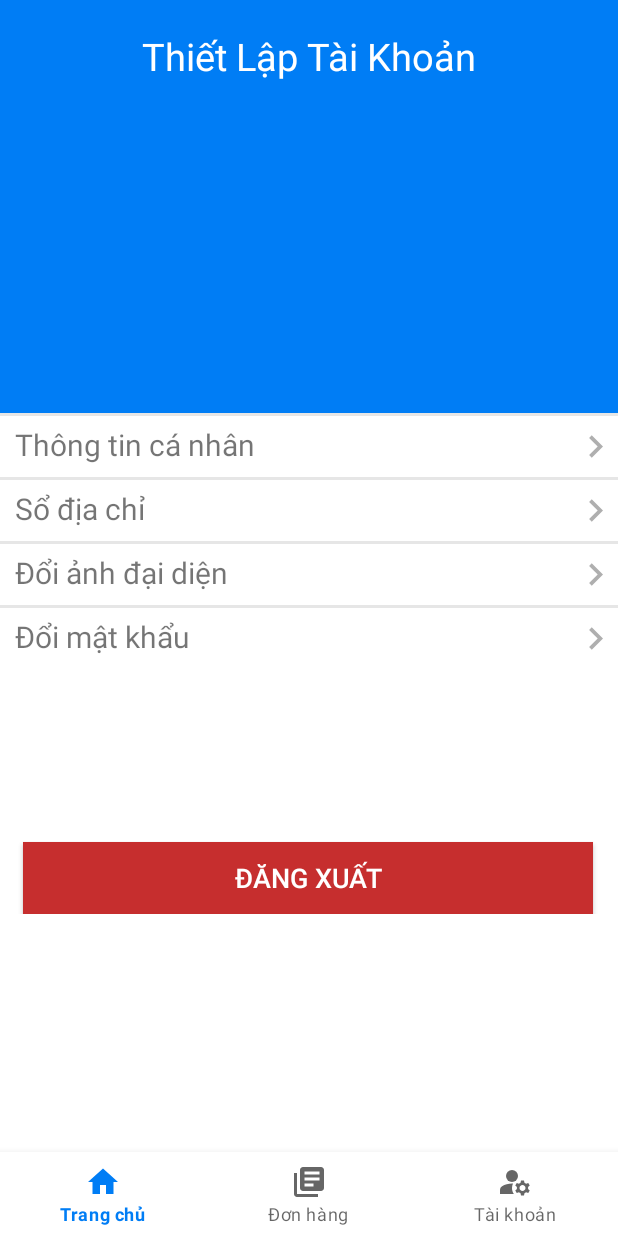
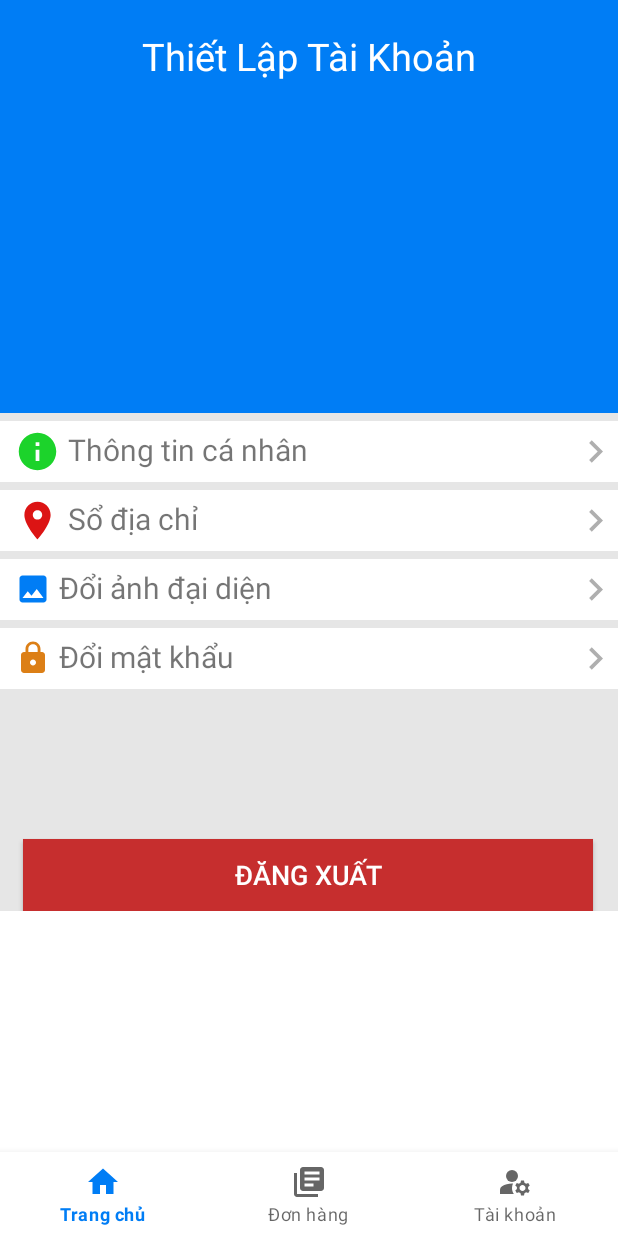
Before and after one commit to MinhQuan992/Mobile-Programming-Final-Project, an Android app: the fragment AccountFragment placed in its activity, on a phone screen of 412 x 824 dp. Run offline under Robolectric (Android 15) with nearby library versions, the phone set to English and light mode, and no system bars; 6 statements that could not run were skipped.

Commit message:
Add functions to see profile, change avatar, change password and sign out

```diff
--- a/app/src/main/AndroidManifest.xml
+++ b/app/src/main/AndroidManifest.xml
@@ -19,7 +19,9 @@
         android:roundIcon="@mipmap/ic_launcher_round"
         android:supportsRtl="true"
         android:theme="@style/Theme.FinalProject">
-        <activity android:name=".SeeProductDetailsActivity"></activity>
+        <activity android:name=".ChangePasswordActivity"></activity>
+        <activity android:name=".SeeInfoActivity" />
+        <activity android:name=".SeeProductDetailsActivity" />
         <activity android:name=".SeeProductsActivity" />
         <activity android:name=".HomeActivity" />
         <activity android:name=".ResetPassStepFourActivity" />
--- a/app/src/main/java/hcmute/edu/vn/mssv18110344/AccountFragment.java
+++ b/app/src/main/java/hcmute/edu/vn/mssv18110344/AccountFragment.java
@@ -1,5 +1,8 @@
 package hcmute.edu.vn.mssv18110344;
 
+import android.app.AlertDialog;
+import android.content.DialogInterface;
+import android.content.Intent;
 import android.graphics.Bitmap;
 import android.graphics.BitmapShader;
 import android.graphics.Canvas;
@@ -7,6 +10,7 @@ import android.graphics.Paint;
 import android.graphics.Shader;
 import android.os.Bundle;
 
+import androidx.appcompat.widget.AppCompatButton;
 import androidx.fragment.app.Fragment;
 
 import android.view.LayoutInflater;
@@ -14,9 +18,12 @@ import android.view.View;
 import android.view.ViewGroup;
 import android.widget.ImageView;
 import android.widget.TextView;
+import android.widget.Toast;
 
 import hcmute.edu.vn.mssv18110344.bean.User;
+import hcmute.edu.vn.mssv18110344.utility.DatabaseHandler;
 import hcmute.edu.vn.mssv18110344.utility.DbBitmapUtility;
+import hcmute.edu.vn.mssv18110344.utility.ImagePickerUtility;
 
 /**
  * A simple {@link Fragment} subclass.
@@ -27,7 +34,12 @@ public class AccountFragment extends Fragment {
 
     View view;
     ImageView imgAvatar;
-    TextView txtFullName;
+    TextView txtFullName, showInfo, showAddress, changeAvt, changePassword;
+    AppCompatButton btnSignOut;
+    AlertDialog.Builder builder;
+    Bitmap avt;
+    User user;
+    DatabaseHandler db;
 
     // TODO: Rename parameter arguments, choose names that match
     // the fragment initialization parameters, e.g. ARG_ITEM_NUMBER
@@ -77,8 +89,15 @@ public class AccountFragment extends Fragment {
 
         imgAvatar = view.findViewById(R.id.imgAvatar);
         txtFullName = view.findViewById(R.id.txtFullName);
+        showInfo = view.findViewById(R.id.showInfo);
+        showAddress = view.findViewById(R.id.showAddress);
+        changeAvt = view.findViewById(R.id.changeAvt);
+        changePassword = view.findViewById(R.id.changePassword);
+        btnSignOut = view.findViewById(R.id.btnSignOut);
 
-        User user = (User) getActivity().getIntent().getSerializableExtra("user");
+        user = (User) getActivity().getIntent().getSerializableExtra("user");
+        db = new DatabaseHandler(getContext());
+        db.openDataBase();
 
         Bitmap avt = DbBitmapUtility.getImage(user.getAvatar());
         Bitmap circleBitmap = Bitmap.createBitmap(avt.getWidth(), avt.getHeight(), Bitmap.Config.ARGB_8888);
@@ -93,6 +112,88 @@ public class AccountFragment extends Fragment {
         imgAvatar.setImageBitmap(circleBitmap);
         txtFullName.setText(user.getFullName());
 
+        showInfo.setOnClickListener(new View.OnClickListener() {
+            @Override
+            public void onClick(View v) {
+                Intent intent = new Intent(getContext(), SeeInfoActivity.class);
+                intent.putExtra("user", user);
+                startActivity(intent);
+            }
+        });
+
+        changeAvt.setOnClickListener(new View.OnClickListener() {
+            @Override
+            public void onClick(View v) {
+                Intent chooseImageIntent = ImagePickerUtility.getPickImageIntent(getContext());
+                startActivityForResult(chooseImageIntent, 0);
+            }
+        });
+
+        changePassword.setOnClickListener(new View.OnClickListener() {
+            @Override
+            public void onClick(View v) {
+                Intent intent = new Intent(getContext(), ChangePasswordActivity.class);
+                intent.putExtra("user", user);
+                startActivity(intent);
+            }
+        });
+
+        btnSignOut.setOnClickListener(new View.OnClickListener() {
+            @Override
+            public void onClick(View v) {
+                builder = new AlertDialog.Builder(getContext());
+                builder.setMessage("Bạn chắc chắn muốn đăng xuất?")
+                        .setCancelable(false)
+                        .setPositiveButton("CÓ", new DialogInterface.OnClickListener() {
+                            @Override
+                            public void onClick(DialogInterface dialog, int which) {
+                                Intent intent = new Intent(getContext(), MainActivity.class);
+                                getActivity().finish();
+                                startActivity(intent);
+                            }
+                        })
+                        .setNegativeButton("KHÔNG", new DialogInterface.OnClickListener() {
+                            @Override
+                            public void onClick(DialogInterface dialog, int which) {
+                                dialog.cancel();
+                            }
+                        });
+
+                AlertDialog alertDialog = builder.create();
+                alertDialog.setTitle("Thông báo");
+                alertDialog.show();
+            }
+        });
+
         return view;
     }
+
+    @Override
+    public void onActivityResult(int requestCode, int resultCode, Intent data) {
+        switch(requestCode) {
+            case 0:
+                avt = ImagePickerUtility.getImageFromResult(getContext(), resultCode, data);
+                if (avt == null)
+                    return;
+
+                Bitmap circleBitmap = Bitmap.createBitmap(avt.getWidth(), avt.getHeight(), Bitmap.Config.ARGB_8888);
+
+                BitmapShader shader = new BitmapShader (avt,  Shader.TileMode.CLAMP, Shader.TileMode.CLAMP);
+                Paint paint = new Paint();
+                paint.setShader(shader);
+                paint.setAntiAlias(true);
+                Canvas c = new Canvas(circleBitmap);
+                c.drawCircle(avt.getWidth()/2, avt.getHeight()/2, avt.getWidth()/2, paint);
+
+                imgAvatar.setImageBitmap(circleBitmap);
+
+                user.setAvatar(DbBitmapUtility.getString(avt));
+                db.updateUser(user);
+                Toast.makeText(getContext(), "Đổi ảnh đại diện thành công!", Toast.LENGTH_LONG).show();
+                break;
+            default:
+                super.onActivityResult(requestCode, resultCode, data);
+                break;
+        }
+    }
 }
--- a/app/src/main/java/hcmute/edu/vn/mssv18110344/HomeActivity.java
+++ b/app/src/main/java/hcmute/edu/vn/mssv18110344/HomeActivity.java
@@ -39,8 +39,6 @@ public class HomeActivity extends AppCompatActivity {
         setContentView(R.layout.activity_home);
         getSupportActionBar().hide();
 
-        User user = (User) getIntent().getSerializableExtra("user");
-
         bottomNav = findViewById(R.id.bottom_nav);
         fragment_container = findViewById(R.id.fragment_container);
 
--- a/app/src/main/java/hcmute/edu/vn/mssv18110344/RegisterStepFourActivity.java
+++ b/app/src/main/java/hcmute/edu/vn/mssv18110344/RegisterStepFourActivity.java
@@ -125,6 +125,9 @@ public class RegisterStepFourActivity extends AppCompatActivity {
         switch(requestCode) {
             case 0:
                 avt = ImagePickerUtility.getImageFromResult(this, resultCode, data);
+                if (avt == null)
+                    return;
+
                 Bitmap circleBitmap = Bitmap.createBitmap(avt.getWidth(), avt.getHeight(), Bitmap.Config.ARGB_8888);
 
                 BitmapShader shader = new BitmapShader (avt,  Shader.TileMode.CLAMP, Shader.TileMode.CLAMP);
--- /dev/null
+++ b/app/src/main/res/drawable/ic_baseline_image_24.xml
@@ -0,0 +1,5 @@
+<vector android:height="24dp" android:tint="#007DF5"
+    android:viewportHeight="24" android:viewportWidth="24"
+    android:width="24dp" xmlns:android="http://schemas.android.com/apk/res/android">
+    <path android:fillColor="@android:color/white" android:pathData="M21,19V5c0,-1.1 -0.9,-2 -2,-2H5c-1.1,0 -2,0.9 -2,2v14c0,1.1 0.9,2 2,2h14c1.1,0 2,-0.9 2,-2zM8.5,13.5l2.5,3.01L14.5,12l4.5,6H5l3.5,-4.5z"/>
+</vector>
--- /dev/null
+++ b/app/src/main/res/drawable/ic_baseline_info_24.xml
@@ -0,0 +1,5 @@
+<vector android:height="30dp" android:tint="#1CD32B"
+    android:viewportHeight="24" android:viewportWidth="24"
+    android:width="30dp" xmlns:android="http://schemas.android.com/apk/res/android">
+    <path android:fillColor="@android:color/white" android:pathData="M12,2C6.48,2 2,6.48 2,12s4.48,10 10,10 10,-4.48 10,-10S17.52,2 12,2zM13,17h-2v-6h2v6zM13,9h-2L11,7h2v2z"/>
+</vector>
--- /dev/null
+++ b/app/src/main/res/drawable/ic_baseline_location_on_24.xml
@@ -0,0 +1,5 @@
+<vector android:height="30dp" android:tint="#DC1414"
+    android:viewportHeight="24" android:viewportWidth="24"
+    android:width="30dp" xmlns:android="http://schemas.android.com/apk/res/android">
+    <path android:fillColor="@android:color/white" android:pathData="M12,2C8.13,2 5,5.13 5,9c0,5.25 7,13 7,13s7,-7.75 7,-13c0,-3.87 -3.13,-7 -7,-7zM12,11.5c-1.38,0 -2.5,-1.12 -2.5,-2.5s1.12,-2.5 2.5,-2.5 2.5,1.12 2.5,2.5 -1.12,2.5 -2.5,2.5z"/>
+</vector>
--- /dev/null
+++ b/app/src/main/res/drawable/ic_baseline_lock_24.xml
@@ -0,0 +1,5 @@
+<vector android:height="24dp" android:tint="#DC7F16"
+    android:viewportHeight="24" android:viewportWidth="24"
+    android:width="24dp" xmlns:android="http://schemas.android.com/apk/res/android">
+    <path android:fillColor="@android:color/white" android:pathData="M18,8h-1L17,6c0,-2.76 -2.24,-5 -5,-5S7,3.24 7,6v2L6,8c-1.1,0 -2,0.9 -2,2v10c0,1.1 0.9,2 2,2h12c1.1,0 2,-0.9 2,-2L20,10c0,-1.1 -0.9,-2 -2,-2zM12,17c-1.1,0 -2,-0.9 -2,-2s0.9,-2 2,-2 2,0.9 2,2 -0.9,2 -2,2zM15.1,8L8.9,8L8.9,6c0,-1.71 1.39,-3.1 3.1,-3.1 1.71,0 3.1,1.39 3.1,3.1v2z"/>
+</vector>
--- a/app/src/main/res/layout/activity_home.xml
+++ b/app/src/main/res/layout/activity_home.xml
@@ -20,6 +20,7 @@
         android:layout_width="match_parent"
         android:layout_height="wrap_content"
         android:layout_gravity="bottom"
+        android:background="@color/white"
         app:layout_constraintBottom_toBottomOf="parent"
         app:layout_constraintEnd_toEndOf="parent"
         app:layout_constraintHorizontal_bias="0.0"
--- a/app/src/main/res/layout/fragment_account.xml
+++ b/app/src/main/res/layout/fragment_account.xml
@@ -10,7 +10,8 @@
     <androidx.constraintlayout.widget.ConstraintLayout
         android:layout_width="match_parent"
         android:layout_height="match_parent"
-        android:layout_gravity="top">
+        android:layout_gravity="top"
+        android:background="#32828282">
 
         <LinearLayout
             android:id="@+id/linearLayout4"
@@ -56,7 +57,6 @@
             android:id="@+id/linearLayout5"
             android:layout_width="match_parent"
             android:layout_height="wrap_content"
-            android:background="#32828282"
             android:orientation="vertical"
             app:layout_constraintEnd_toEndOf="parent"
             app:layout_constraintStart_toStartOf="parent"
@@ -66,53 +66,61 @@
                 android:id="@+id/showInfo"
                 android:layout_width="match_parent"
                 android:layout_height="wrap_content"
-                android:layout_marginTop="2dp"
+                android:layout_marginTop="5dp"
                 android:background="@color/white"
-                android:drawableRight="@drawable/ic_baseline_keyboard_arrow_right_24"
+                android:drawableEnd="@drawable/ic_baseline_keyboard_arrow_right_24"
                 android:paddingStart="10dp"
                 android:paddingTop="5dp"
                 android:paddingBottom="5dp"
+                android:drawablePadding="5dp"
                 android:text="Thông tin cá nhân"
-                android:textSize="20sp" />
+                android:textSize="20sp"
+                app:drawableStartCompat="@drawable/ic_baseline_info_24" />
 
             <TextView
                 android:id="@+id/showAddress"
                 android:layout_width="match_parent"
                 android:layout_height="wrap_content"
-                android:layout_marginTop="2dp"
+                android:layout_marginTop="5dp"
                 android:background="@color/white"
-                android:drawableRight="@drawable/ic_baseline_keyboard_arrow_right_24"
+                android:drawableEnd="@drawable/ic_baseline_keyboard_arrow_right_24"
                 android:paddingStart="10dp"
                 android:paddingTop="5dp"
                 android:paddingBottom="5dp"
+                android:drawablePadding="5dp"
                 android:text="Sổ địa chỉ"
-                android:textSize="20sp" />
+                android:textSize="20sp"
+                app:drawableStartCompat="@drawable/ic_baseline_location_on_24" />
 
             <TextView
                 android:id="@+id/changeAvt"
                 android:layout_width="match_parent"
                 android:layout_height="wrap_content"
-                android:layout_marginTop="2dp"
+                android:layout_marginTop="5dp"
                 android:background="@color/white"
-                android:drawableRight="@drawable/ic_baseline_keyboard_arrow_right_24"
+                android:drawableEnd="@drawable/ic_baseline_keyboard_arrow_right_24"
                 android:paddingStart="10dp"
                 android:paddingTop="5dp"
                 android:paddingBottom="5dp"
+                android:drawablePadding="5dp"
                 android:text="Đổi ảnh đại diện"
-                android:textSize="20sp" />
+                android:textSize="20sp"
+                app:drawableStartCompat="@drawable/ic_baseline_image_24" />
 
             <TextView
                 android:id="@+id/changePassword"
                 android:layout_width="match_parent"
                 android:layout_height="wrap_content"
-                android:layout_marginTop="2dp"
+                android:layout_marginTop="5dp"
                 android:background="@color/white"
-                android:drawableRight="@drawable/ic_baseline_keyboard_arrow_right_24"
+                android:drawableEnd="@drawable/ic_baseline_keyboard_arrow_right_24"
                 android:paddingStart="10dp"
                 android:paddingTop="5dp"
                 android:paddingBottom="5dp"
+                android:drawablePadding="5dp"
                 android:text="Đổi mật khẩu"
-                android:textSize="20sp" />
+                android:textSize="20sp"
+                app:drawableStartCompat="@drawable/ic_baseline_lock_24" />
         </LinearLayout>
 
         <androidx.appcompat.widget.AppCompatButton
@@ -121,7 +129,7 @@
             android:layout_height="wrap_content"
             android:layout_gravity="bottom|center_horizontal"
             android:layout_marginStart="15dp"
-            android:layout_marginTop="115dp"
+            android:layout_marginTop="100dp"
             android:layout_marginEnd="16dp"
             android:background="#C62E2E"
             android:text="ĐĂNG XUẤT"
```
Also changed, not shown: app/src/main/java/hcmute/edu/vn/mssv18110344/ChangePasswordActivity.java (added, +107 -0 lines), app/src/main/java/hcmute/edu/vn/mssv18110344/SeeInfoActivity.java (added, +52 -0 lines), app/src/main/res/layout/activity_change_password.xml (added, +85 -0 lines), app/src/main/res/layout/activity_see_info.xml (added, +205 -0 lines).
